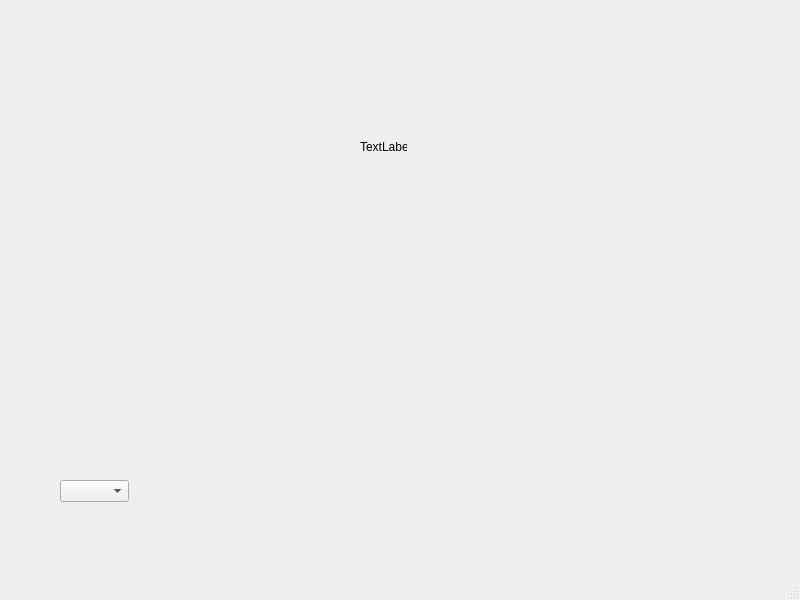
This is secondmain.ui in truongkutetk97/qt5_finalproject as Qt 5 draws it before an edit. The edited form follows.
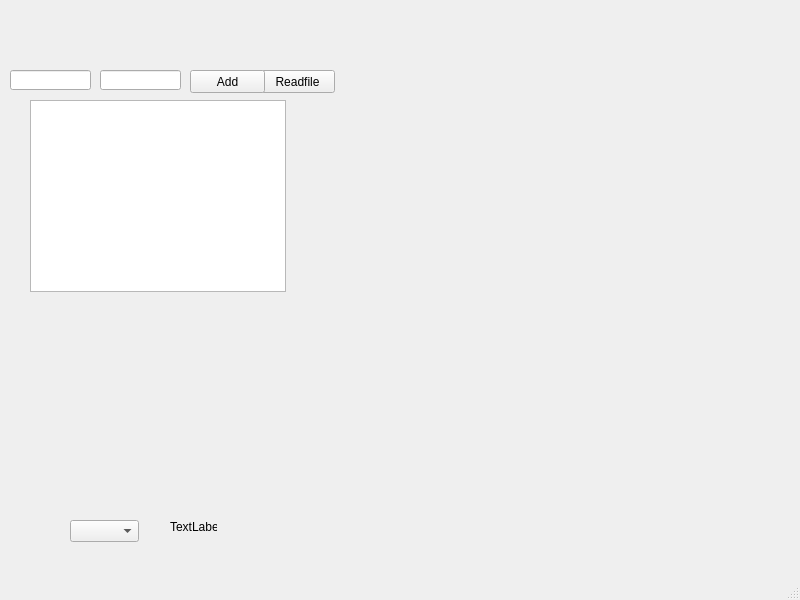
This is the edited form.

Patch:
```diff
--- a/secondmain.ui
+++ b/secondmain.ui
@@ -17,8 +17,8 @@
    <widget class="QComboBox" name="comboBox">
     <property name="geometry">
      <rect>
-      <x>60</x>
-      <y>480</y>
+      <x>70</x>
+      <y>520</y>
       <width>69</width>
       <height>22</height>
      </rect>
@@ -27,8 +27,8 @@
    <widget class="QLabel" name="label">
     <property name="geometry">
      <rect>
-      <x>360</x>
-      <y>140</y>
+      <x>170</x>
+      <y>520</y>
       <width>47</width>
       <height>13</height>
      </rect>
@@ -37,6 +37,62 @@
      <string>TextLabel</string>
     </property>
    </widget>
+   <widget class="QPushButton" name="pushButton">
+    <property name="geometry">
+     <rect>
+      <x>260</x>
+      <y>70</y>
+      <width>75</width>
+      <height>23</height>
+     </rect>
+    </property>
+    <property name="text">
+     <string>Readfile</string>
+    </property>
+   </widget>
+   <widget class="QTextBrowser" name="textBrowser">
+    <property name="geometry">
+     <rect>
+      <x>30</x>
+      <y>100</y>
+      <width>256</width>
+      <height>192</height>
+     </rect>
+    </property>
+   </widget>
+   <widget class="QLineEdit" name="lineEdit">
+    <property name="geometry">
+     <rect>
+      <x>10</x>
+      <y>70</y>
+      <width>81</width>
+      <height>20</height>
+     </rect>
+    </property>
+   </widget>
+   <widget class="QLineEdit" name="lineEdit_2">
+    <property name="geometry">
+     <rect>
+      <x>100</x>
+      <y>70</y>
+      <width>81</width>
+      <height>20</height>
+     </rect>
+    </property>
+   </widget>
+   <widget class="QPushButton" name="pushButton_2">
+    <property name="geometry">
+     <rect>
+      <x>190</x>
+      <y>70</y>
+      <width>75</width>
+      <height>23</height>
+     </rect>
+    </property>
+    <property name="text">
+     <string>Add</string>
+    </property>
+   </widget>
   </widget>
   <widget class="QMenuBar" name="menubar">
    <property name="geometry">
```
